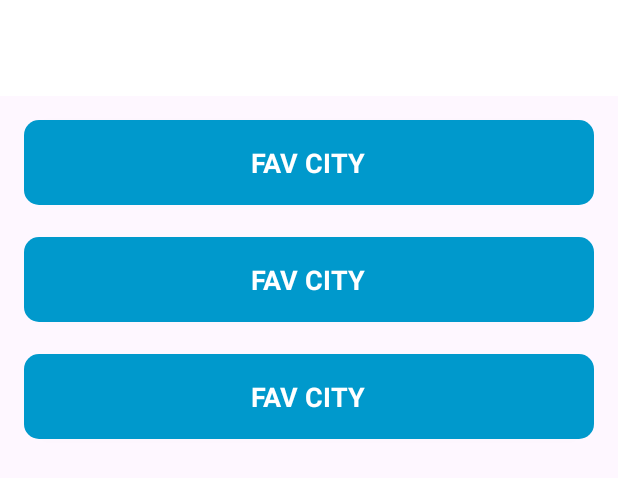
After one commit to mariaperez15/myWeatherApp, an Android app: the layout fragment_places.xml on its own in the app's theme, with its tools: preview values and no code run, on a phone screen of 412 x 824 dp. The commit adds this screen. Shown: the top 478 px of the screen. Run offline under Robolectric (Android 15) with nearby library versions, the phone set to English and light mode, and no system bars.

Commit message:
cargar datos guardados con room (fav places)

```diff
--- /dev/null
+++ b/app/src/main/res/layout/fav_item.xml
@@ -0,0 +1,34 @@
+<?xml version="1.0" encoding="utf-8"?>
+
+<androidx.cardview.widget.CardView xmlns:android="http://schemas.android.com/apk/res/android"
+    xmlns:tools="http://schemas.android.com/tools"
+    xmlns:app="http://schemas.android.com/apk/res-auto"
+    android:id="@+id/cardFavItem"
+    android:layout_width="match_parent"
+    android:layout_height="wrap_content"
+    android:layout_marginStart="16dp"
+    android:layout_marginEnd="16dp"
+    android:layout_marginTop="16dp"
+    android:layout_marginBottom="5dp"
+    android:elevation="0dp"
+    app:cardCornerRadius="10dp">
+
+    <LinearLayout
+        android:layout_width="match_parent"
+        android:layout_height="wrap_content"
+        android:orientation="vertical"
+        android:gravity="center"
+        android:padding="16dp"
+        android:background="#0099CC">
+
+        <TextView
+            android:id="@+id/favCityName"
+            android:layout_width="wrap_content"
+            android:layout_height="wrap_content"
+            android:text="FAV CITY"
+            android:textSize="18sp"
+            android:textStyle="bold" />
+
+    </LinearLayout>
+
+</androidx.cardview.widget.CardView>
--- /dev/null
+++ b/app/src/main/res/layout/fragment_places.xml
@@ -0,0 +1,39 @@
+<?xml version="1.0" encoding="utf-8"?>
+<androidx.constraintlayout.widget.ConstraintLayout xmlns:android="http://schemas.android.com/apk/res/android"
+    android:layout_width="match_parent"
+    android:layout_height="match_parent"
+    xmlns:app="http://schemas.android.com/apk/res-auto"
+    xmlns:tools="http://schemas.android.com/tools"
+    android:id="@+id/places"
+    tools:context=".Places">
+
+    <androidx.appcompat.widget.Toolbar
+        android:id="@+id/toolBarFav"
+        android:layout_width="match_parent"
+        android:layout_height="?attr/actionBarSize"
+        android:background="@color/white"
+        app:layout_constraintTop_toTopOf="parent"
+        android:theme="@style/ThemeOverlay.AppCompat.ActionBar"
+        android:elevation="4dp"
+        android:popupTheme="@style/ThemeOverlay.AppCompat.Light" />
+
+    <androidx.recyclerview.widget.RecyclerView
+        android:id="@+id/recyclerFav"
+        android:layout_width="0dp"
+        android:layout_height="0dp"
+        app:layout_constraintTop_toBottomOf="@id/toolBarFav"
+        app:layout_constraintBottom_toBottomOf="parent"
+        app:layout_constraintStart_toStartOf="parent"
+        app:layout_constraintEnd_toEndOf="parent"
+        android:orientation="vertical"
+        tools:listitem="@layout/fav_item" />
+
+    <FrameLayout
+        android:id="@+id/detailsCity2"
+        android:layout_width="match_parent"
+        android:layout_height="0dp"
+        app:layout_constraintTop_toBottomOf="@id/toolBarFav"
+        app:layout_constraintBottom_toBottomOf="parent"
+        tools:layout_editor_absoluteX="0dp" />
+
+</androidx.constraintlayout.widget.ConstraintLayout>
```
Also changed, not shown: app/src/main/java/com/example/myweatherapp/CityDetailFragment.kt (+36 -4 lines), app/src/main/java/com/example/myweatherapp/CityEntityAdapter.kt (added, +50 -0 lines), app/src/main/java/com/example/myweatherapp/Places.kt (+53 -41 lines), app/src/main/java/data/CityDao.kt (added, +22 -0 lines), app/src/main/java/data/CityDatabase.kt (added, +29 -0 lines), app/src/main/java/data/CityEntity.kt (added, +17 -0 lines), app/src/main/res/navigation/main_graph.xml (+2 -11 lines).
